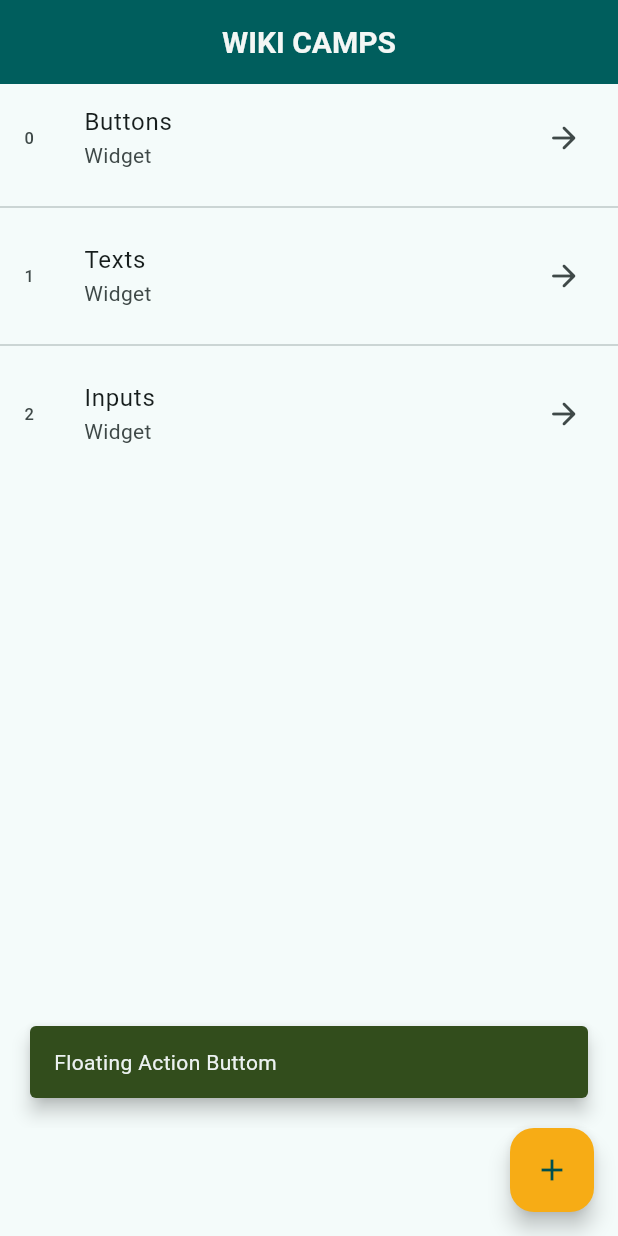
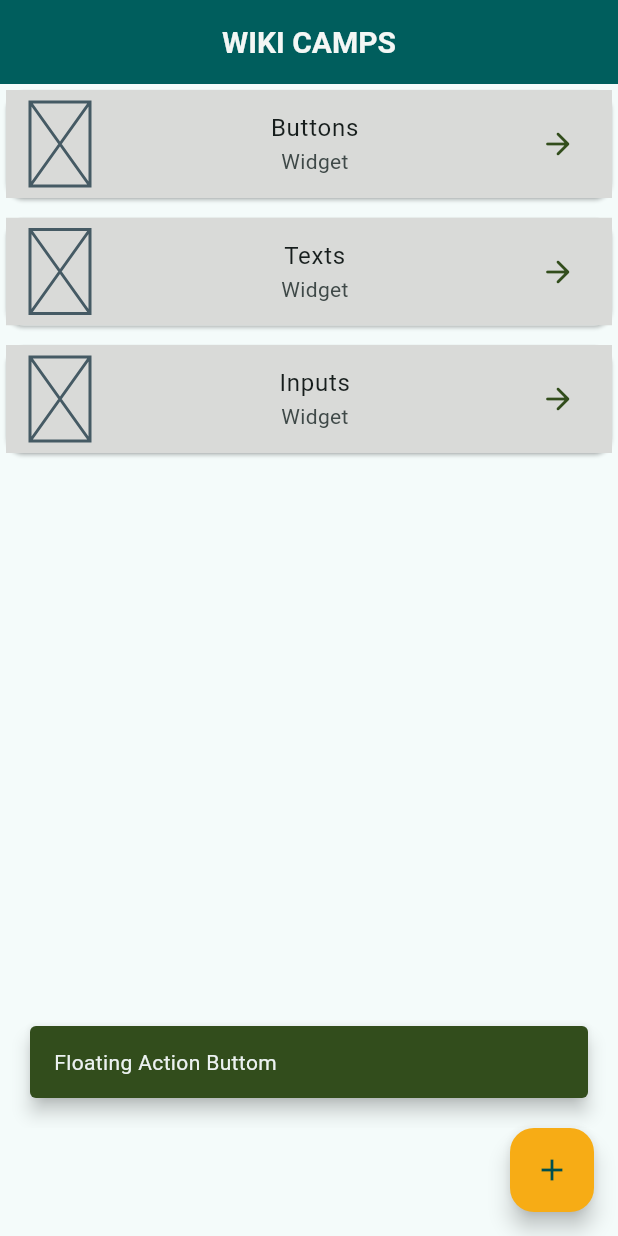
Before and after one commit to anathkalla/widget_catalog_flutter, a Flutter app: the screen it shows after launch, after a tap on the "add" icon, on a phone screen of 412 x 824 dp. Run offline on Flutter 3.47's test engine with Material 2 defaults, Android fonts, the phone set to English and light mode, and no system bars; Roboto replaces fonts that are missing (Kanit).

Commit message:
Add List tile and navigation

```diff
--- a/lib/global/colors.dart
+++ b/lib/global/colors.dart
@@ -11,6 +11,7 @@ class Colorof {
 
   static const Color primaryColor = Color(0XFF005E5D);
   static const Color secondaryColor = Color.fromARGB(255, 50, 77, 28);
+  static const Color secondaryLightColor = Color.fromARGB(255, 217, 218, 216);
   static const Color accentColor = Color.fromARGB(255, 247, 172, 21);
   static const Color textDark = Color(0XFF222823);
   static const Color textLight = Color(0XFFF4F7F5);
--- a/lib/global/sizes.dart
+++ b/lib/global/sizes.dart
@@ -7,9 +7,14 @@
 class Sizeof {
   Sizeof._();
 
+  static const appTitle = 20.0;
+
   static const mainPadding = 10.0;
+
+  // Font Size
   static const regularFont = 16.0;
-  static const appTitle = 20.0;
-  static const snackBarElevation = 5.0;
-  static const snackBarMargin = 20.0;
+
+  // Snackbar Dimens
+  static const sSnackBarElevation = 5.0;
+  static const sSnackBarMargin = 20.0;
 }
--- /dev/null
+++ b/lib/list_tile.dart
@@ -0,0 +1,52 @@
+import 'package:flutter/foundation.dart';
+import 'package:flutter/material.dart';
+import 'package:wiki_template_app/global/global.dart';
+import './screens/second_screen.dart';
+
+class WidgetListItem extends StatelessWidget {
+  final int index;
+  final String listTitle;
+  static const String listSubTitle = "Widget";
+
+  const WidgetListItem({
+    super.key,
+    required this.index,
+    required this.listTitle,
+  });
+
+  @override
+  Widget build(BuildContext context) {
+    return Card(
+      child: ListTile(
+        selectedTileColor: Colorof.secondaryColor,
+        tileColor: Colorof.secondaryLightColor,
+        selectedColor: Colors.white,
+        leading: const SizedBox(
+          width: 40,
+          child: Placeholder(),
+        ),
+        title: Text(
+          listTitle,
+          textAlign: TextAlign.center,
+        ),
+        subtitle: const Text(
+          listSubTitle,
+          textAlign: TextAlign.center,
+        ),
+        trailing: const Icon(
+          Icons.arrow_forward_rounded,
+          color: Colorof.secondaryColor,
+        ),
+        onTap: () {
+          if (kDebugMode) {
+            print("List Tile Tapped");
+          }
+          Navigator.push(context,
+              MaterialPageRoute(builder: (context) => const SecondScreen()));
+        },
+      ),
+    );
+  }
+}
+
+final List widgetsList = ['Buttons', 'Texts', 'Inputs'];
--- a/lib/list_view_items.dart
+++ /dev/null
@@ -1,25 +0,0 @@
-import 'package:flutter/material.dart';
-
-class WidgetListItem extends StatelessWidget {
-  final int index;
-  final String listTitle;
-  static const String listSubTitle = "Widget";
-
-  const WidgetListItem({
-    super.key,
-    required this.index,
-    required this.listTitle,
-  });
-
-  @override
-  Widget build(BuildContext context) {
-    return ListTile(
-      leading: Text(index.toString()),
-      title: Text(listTitle),
-      subtitle: const Text(listSubTitle),
-      trailing: const Icon(Icons.arrow_forward_rounded),
-    );
-  }
-}
-
-final List widgetsList = ['Buttons', 'Texts', 'Inputs'];
--- a/lib/main.dart
+++ b/lib/main.dart
@@ -1,8 +1,6 @@
 import 'package:flutter/material.dart';
 import 'package:wiki_template_app/global/global.dart';
-
 import 'screens/home_page.dart';
-// import 'package:wiki_template_app/utils/snackbar.dart';
 
 void main() {
   runApp(const MyApp());
@@ -14,13 +12,13 @@ class MyApp extends StatelessWidget {
   @override
   Widget build(BuildContext context) {
     return MaterialApp(
-      title: 'Flutter Demo',
+      title: 'Wiki - Flutter Catalog',
       theme: ThemeData(
         useMaterial3: true,
         colorSchemeSeed: Colorof.primaryColor,
       ),
       debugShowCheckedModeBanner: false,
-      home: const MyHomePage(title: 'Wiki-Template'),
+      home: const MyHomePage(),
     );
   }
 }
--- a/lib/screens/home_page.dart
+++ b/lib/screens/home_page.dart
@@ -1,11 +1,10 @@
 import 'package:flutter/material.dart';
 import '../global/global.dart';
-import '../list_view_items.dart';
 import '../utils/custom_snackbar.dart';
+import '../widgets/list_view.dart';
 
 class MyHomePage extends StatelessWidget {
-  final String title;
-  const MyHomePage({super.key, required this.title});
+  const MyHomePage({super.key});
   @override
   Widget build(BuildContext context) {
     return Scaffold(
@@ -22,28 +21,14 @@ class MyHomePage extends StatelessWidget {
             context: context,
             bgColor: Colorof.secondaryColor,
             message: Stringof.wfab,
-            elevation: 5.0,
-            insetMargin: 20.0,
+            elevation: Sizeof.sSnackBarElevation,
+            insetMargin: Sizeof.sSnackBarMargin,
           );
         },
         child: const Icon(Icons.add),
       ),
-      body: ListView.separated(
-        itemCount: widgetsList.length,
-        // reverse: false,
-        // itemExtent: 100,
-        scrollDirection: Axis.vertical,
-        itemBuilder: (context, index) {
-          return WidgetListItem(
-            index: index,
-            listTitle: widgetsList[index],
-          );
-        },
-        separatorBuilder: (context, index) {
-          return const Divider(
-            height: 20,
-          );
-        },
+      body: CustonListView(
+        context: context,
       ),
     );
   }
--- /dev/null
+++ b/lib/screens/second_screen.dart
@@ -0,0 +1,14 @@
+import 'package:flutter/material.dart';
+
+class SecondScreen extends StatelessWidget {
+  const SecondScreen({super.key});
+
+  @override
+  Widget build(BuildContext context) {
+    return Scaffold(
+      appBar: AppBar(
+        title: const Text("Second Screen"),
+      ),
+    );
+  }
+}
--- /dev/null
+++ b/lib/widgets/list_view.dart
@@ -0,0 +1,33 @@
+import 'package:flutter/material.dart';
+
+import '../list_tile.dart';
+
+class CustonListView extends StatelessWidget {
+  final BuildContext context;
+
+  const CustonListView({
+    super.key,
+    required this.context,
+  });
+
+  @override
+  Widget build(BuildContext context) {
+    return ListView.separated(
+      itemCount: widgetsList.length,
+      // reverse: false,
+      // itemExtent: 100,
+      scrollDirection: Axis.vertical,
+      itemBuilder: (context, index) {
+        return WidgetListItem(
+          index: index,
+          listTitle: widgetsList[index],
+        );
+      },
+      separatorBuilder: (context, index) {
+        return const SizedBox(
+          height: 5,
+        );
+      },
+    );
+  }
+}
```
